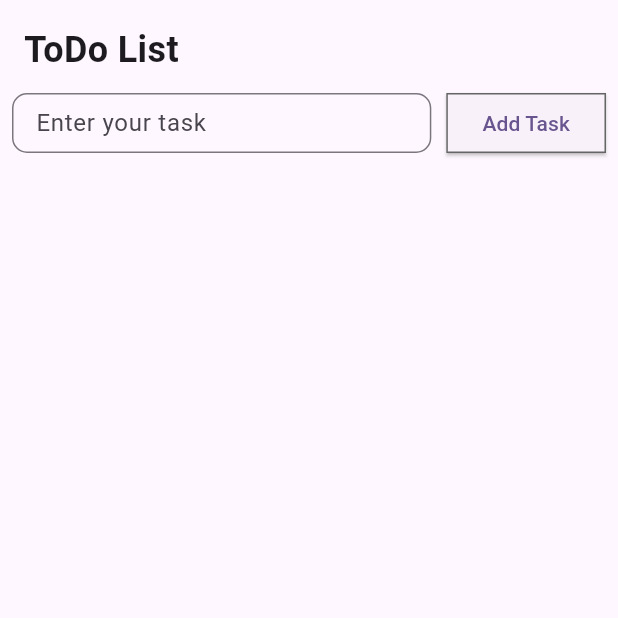
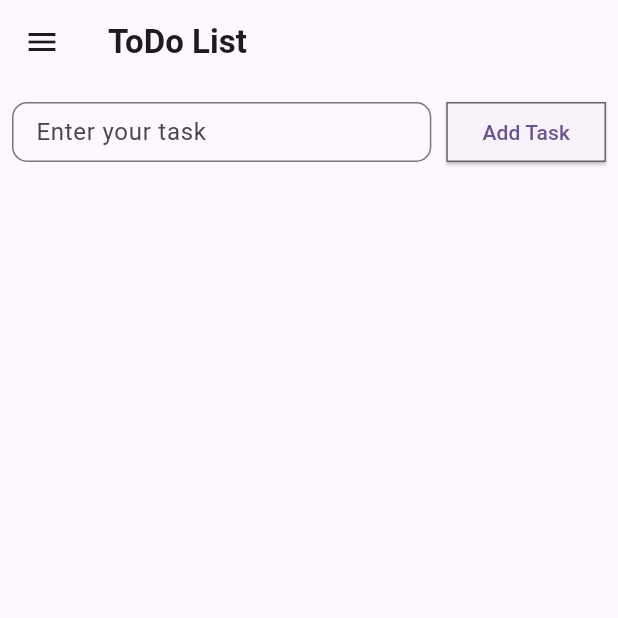
Before and after one commit to wilsondrilon/my_app, a Flutter app: the screen it shows after launch, after a tap on "Go to ToDo List", on a phone screen of 412 x 824 dp, the top half of it. Run offline on Flutter 3.47's test engine with Material 3 defaults, Android fonts, the phone set to English and light mode, and no system bars.

Commit message:
feature: added drawer

```diff
--- /dev/null
+++ b/lib/Drawer/custom_drawer.dart
@@ -0,0 +1,36 @@
+import 'package:flutter/material.dart';
+
+class CustomDrawerWidget extends StatelessWidget {
+  const CustomDrawerWidget({super.key});
+
+  @override
+  Widget build(BuildContext context) {
+    return Drawer(
+      child: ListView(
+        padding: EdgeInsets.zero,
+        children: <Widget>[
+          const DrawerHeader(
+            decoration: BoxDecoration(
+              color: Colors.blue,
+            ),
+            child: Text(''),
+          ),
+          ListTile(
+            title: const Text('Home'),
+            onTap: () {
+              Navigator.pop(context);
+              Navigator.pushNamed(context, '/');
+            },
+          ),
+          ListTile(
+            title: const Text('Todo List'),
+            onTap: () {
+              Navigator.pop(context);
+              Navigator.pushNamed(context, '/todo_list');
+            },
+          ),
+        ],
+      ),
+    );
+  }
+}
--- a/lib/TodoList/todo_list.dart
+++ b/lib/TodoList/todo_list.dart
@@ -1,4 +1,5 @@
 import 'package:flutter/material.dart';
+import 'package:my_app/Drawer/custom_drawer.dart';
 import 'package:my_app/TodoList/todo_list_edit.dart';
 
 class ToDoList extends StatefulWidget {
@@ -23,28 +24,21 @@ class _ToDoListState extends State<ToDoList> {
 
     return SafeArea(
       child: Scaffold(
+        appBar: AppBar(
+          title: const Text(
+            'ToDo List',
+            style: TextStyle(
+              fontWeight: FontWeight.bold,
+            ),
+          ),
+        ),
+        drawer: const CustomDrawerWidget(),
         body: Container(
           padding: const EdgeInsets.all(8.0),
           height: size.height,
           width: size.width,
           child: Column(
             children: [
-              Row(
-                children: [
-                  Expanded(
-                    child: Container(
-                      padding: const EdgeInsets.all(8.0),
-                      child: const Text(
-                        "ToDo List",
-                        style: TextStyle(
-                          fontSize: 24,
-                          fontWeight: FontWeight.bold,
-                        ),
-                      ),
-                    ),
-                  ),
-                ],
-              ),
               Row(
                 children: [
                   Expanded(
--- a/lib/main.dart
+++ b/lib/main.dart
@@ -1,4 +1,5 @@
 import 'package:flutter/material.dart';
+import 'package:my_app/Drawer/custom_drawer.dart';
 import 'package:my_app/TodoList/todo_list.dart';
 
 void main() {
@@ -12,13 +13,18 @@ class MyApp extends StatelessWidget {
   @override
   Widget build(BuildContext context) {
     return MaterialApp(
+      initialRoute: '/',
+      routes: {
+        '/': (context) => const MyHomePage(title: 'Home'),
+        '/todo_list': (context) => const ToDoList(),
+      },
       debugShowCheckedModeBanner: false,
       title: 'Flutter Demo',
       theme: ThemeData(
         colorScheme: ColorScheme.fromSeed(seedColor: Colors.deepPurple),
         useMaterial3: true,
       ),
-      home: const MyHomePage(title: 'ToDo List'),
+      // home: const MyHomePage(title: 'ToDo List'),
     );
   }
 }
@@ -31,6 +37,7 @@ class MyHomePage extends StatelessWidget {
   @override
   Widget build(BuildContext context) {
     return Scaffold(
+      drawer: const CustomDrawerWidget(),
       appBar: AppBar(
         title: Text(title),
       ),
```
